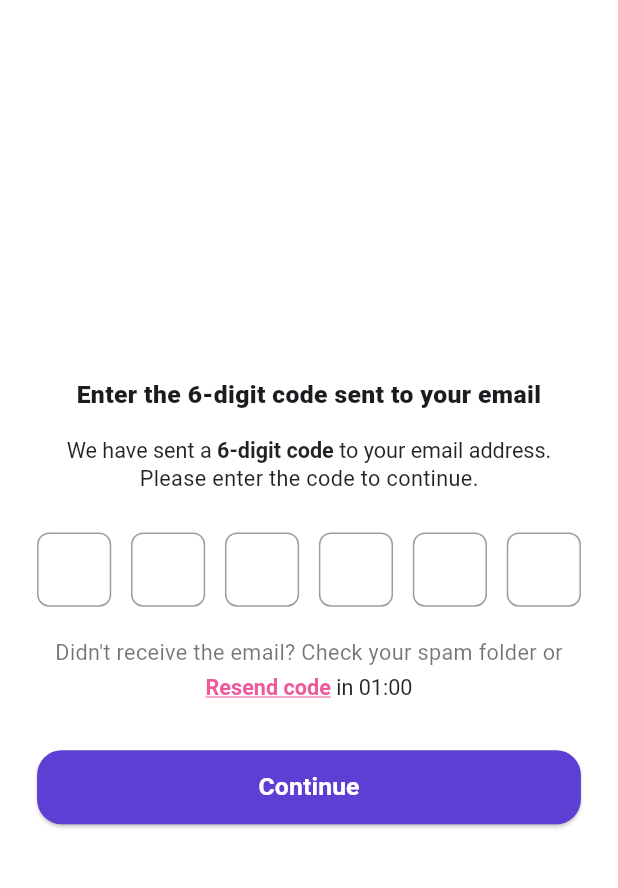
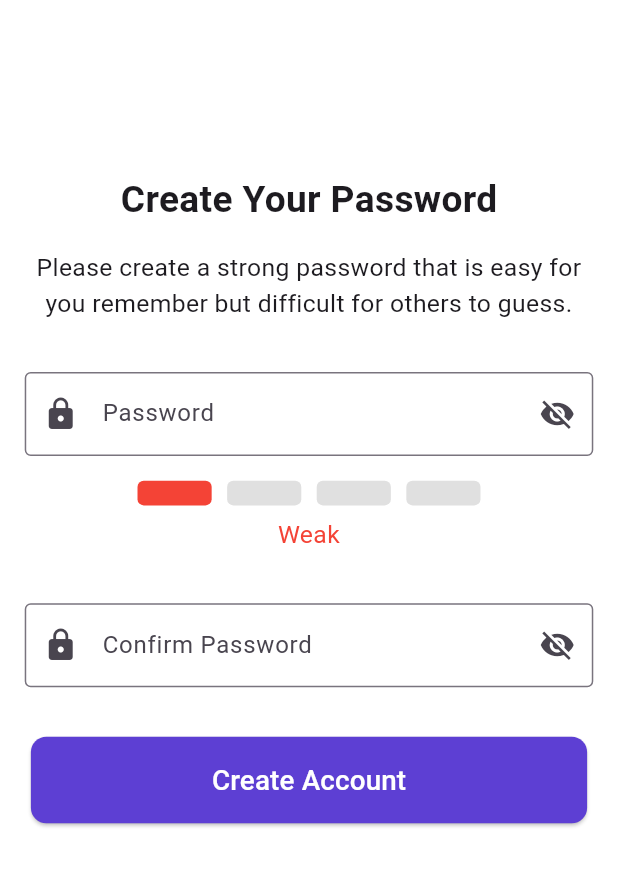
Before and after one commit to danyal99-kh/WisQu, a Flutter app: the ForgotPasswordScreen screen opened directly, after a tap on "Continue", on a phone screen of 412 x 824 dp, the part 59-947 px from its top. Run offline on Flutter 3.47's test engine with Material 3 defaults, Android fonts, the light colour scheme and no system bars.

Commit message:
rest pass screen

```diff
--- a/lib/screens/ForgotPasswordScreen.dart
+++ b/lib/screens/ForgotPasswordScreen.dart
@@ -1,6 +1,7 @@
 // ignore_for_file: file_names
 import 'package:flutter/material.dart';
 import 'package:flutter/gestures.dart';
+import 'package:wisqu/screens/confrimPasswordScreen.dart';
 import 'package:wisqu/screens/home_screen.dart'; // برای TapGestureRecognizer
 
 class ForgotPasswordScreen extends StatefulWidget {
@@ -206,7 +207,12 @@ class _ForgotPasswordScreenState extends State<ForgotPasswordScreen> {
               height: screenHeight * 0.06, // 6% ارتفاع صفحه
               child: ElevatedButton(
                 onPressed: () {
-                  // Handle continue
+                  Navigator.push(
+                    context,
+                    MaterialPageRoute(
+                      builder: (context) => CreatePasswordScreen(),
+                    ),
+                  );
                 },
                 style: ElevatedButton.styleFrom(
                   minimumSize: Size(double.infinity, screenHeight * 0.06),
--- /dev/null
+++ b/lib/screens/confrimPasswordScreen.dart
@@ -0,0 +1,255 @@
+import 'package:flutter/material.dart';
+import 'package:wisqu/screens/home_screen.dart';
+
+class CreatePasswordScreen extends StatefulWidget {
+  const CreatePasswordScreen({super.key});
+
+  @override
+  // ignore: library_private_types_in_public_api
+  _CreatePasswordScreenState createState() => _CreatePasswordScreenState();
+}
+
+class _CreatePasswordScreenState extends State<CreatePasswordScreen> {
+  final TextEditingController _passwordController = TextEditingController();
+  final TextEditingController _confirmPasswordController =
+      TextEditingController();
+  double _strengthLevel = 0.0; // 0: ضعیف, 1: متوسط, 2: خوب, 3: خیلی قوی
+  String? _confirmPasswordError;
+  bool _isPasswordVisible = false;
+  bool _isConfirmPasswordVisible = false;
+
+  void _updateProgress(String password) {
+    print('Password entered: $password'); // دیباگ برای چک کردن ورودی
+    setState(() {
+      if (password.length < 8) {
+        _strengthLevel = 0.0; // ضعیف
+      } else {
+        if (password.contains(RegExp(r'[A-Z]'))) {
+          if (password.contains(RegExp(r'[0-9]'))) {
+            if (password.contains(RegExp(r'[!@#\$%^&*]'))) {
+              _strengthLevel = 3.0; // خیلی قوی
+            } else {
+              _strengthLevel = 2.0; // خوب
+            }
+          } else {
+            _strengthLevel = 1.0; // متوسط
+          }
+        } else if (password.contains(RegExp(r'[0-9]')) &&
+            password.contains(RegExp(r'[!@#\$%^&*]'))) {
+          _strengthLevel =
+              2.0; // خوب (حرف بزرگ الزامی نیست اگه عدد و علامت باشه)
+        } else {
+          _strengthLevel = 0.0; // ضعیف
+        }
+      }
+    });
+  }
+
+  void _validateConfirmPassword(String confirmPassword) {
+    setState(() {
+      if (confirmPassword.isNotEmpty &&
+          confirmPassword != _passwordController.text) {
+        _confirmPasswordError = 'Passwords do not match';
+      } else {
+        _confirmPasswordError = null;
+      }
+    });
+  }
+
+  @override
+  void dispose() {
+    _passwordController.dispose();
+    _confirmPasswordController.dispose();
+    super.dispose();
+  }
+
+  @override
+  Widget build(BuildContext context) {
+    final screenWidth = MediaQuery.of(context).size.width;
+    final screenHeight = MediaQuery.of(context).size.height;
+
+    return Scaffold(
+      resizeToAvoidBottomInset: true, // تنظیم خودکار با کیبورد
+      appBar: AppBar(
+        backgroundColor: Colors.white,
+        leading: IconButton(
+          icon: const Icon(Icons.close),
+          onPressed: () {
+            Navigator.push(
+              context,
+              MaterialPageRoute(builder: (context) => const HomeScreen()),
+            );
+          },
+        ),
+        title: const Text('auth.wisq.ai'),
+        actions: [IconButton(icon: const Icon(Icons.shield), onPressed: () {})],
+      ),
+      body: SingleChildScrollView(
+        child: Padding(
+          padding: EdgeInsets.all(screenWidth * 0.04),
+          child: Column(
+            mainAxisAlignment: MainAxisAlignment.center, // وسط‌چین عمودی
+            children: [
+              SizedBox(height: screenHeight * 0.1), // فاصله از بالا برای تعادل
+              Text(
+                'Create Your Password',
+                style: TextStyle(
+                  fontSize: screenWidth * 0.06,
+                  fontWeight: FontWeight.bold,
+                ),
+              ),
+              SizedBox(height: screenHeight * 0.02),
+              Text(
+                'Please create a strong password that is easy for you remember but difficult for others to guess.',
+                textAlign: TextAlign.center,
+                style: TextStyle(fontSize: screenWidth * 0.04),
+              ),
+              SizedBox(height: screenHeight * 0.04),
+              TextField(
+                controller: _passwordController,
+                textAlign: TextAlign.center,
+                decoration: InputDecoration(
+                  labelText: 'Password',
+                  prefixIcon: Icon(Icons.lock),
+                  suffixIcon: IconButton(
+                    icon: Icon(
+                      _isPasswordVisible
+                          ? Icons.visibility
+                          : Icons.visibility_off,
+                    ),
+                    onPressed: () {
+                      setState(() {
+                        _isPasswordVisible = !_isPasswordVisible;
+                      });
+                    },
+                  ),
+                  border: OutlineInputBorder(),
+                ),
+                obscureText: !_isPasswordVisible,
+                onChanged: (value) => _updateProgress(value),
+              ),
+              SizedBox(height: screenHeight * 0.02),
+              Row(
+                mainAxisAlignment: MainAxisAlignment.center,
+                children: [
+                  Container(
+                    width: screenWidth * 0.12,
+                    height: screenHeight * 0.02,
+                    decoration: BoxDecoration(
+                      color: _strengthLevel >= 0.0
+                          ? Colors.red
+                          : Colors.grey[300],
+                      borderRadius: BorderRadius.circular(screenWidth * 0.01),
+                    ),
+                  ),
+                  SizedBox(width: screenWidth * 0.025),
+                  Container(
+                    width: screenWidth * 0.12,
+                    height: screenHeight * 0.02,
+                    decoration: BoxDecoration(
+                      color: _strengthLevel >= 1.0
+                          ? Colors.yellow
+                          : Colors.grey[300],
+                      borderRadius: BorderRadius.circular(screenWidth * 0.01),
+                    ),
+                  ),
+                  SizedBox(width: screenWidth * 0.025),
+                  Container(
+                    width: screenWidth * 0.12,
+                    height: screenHeight * 0.02,
+                    decoration: BoxDecoration(
+                      color: _strengthLevel >= 2.0
+                          ? Colors.green
+                          : Colors.grey[300],
+                      borderRadius: BorderRadius.circular(screenWidth * 0.01),
+                    ),
+                  ),
+                  SizedBox(width: screenWidth * 0.025),
+                  Container(
+                    width: screenWidth * 0.12,
+                    height: screenHeight * 0.02,
+                    decoration: BoxDecoration(
+                      color: _strengthLevel >= 3.0
+                          ? Colors.green[700]!
+                          : Colors.grey[300],
+                      borderRadius: BorderRadius.circular(screenWidth * 0.01),
+                    ),
+                  ),
+                ],
+              ),
+              SizedBox(height: screenHeight * 0.01),
+              Text(
+                _strengthLevel == 0.0
+                    ? 'Weak'
+                    : _strengthLevel == 1.0
+                    ? 'Medium'
+                    : _strengthLevel == 2.0
+                    ? 'Good'
+                    : 'Very Strong',
+                style: TextStyle(
+                  color: _strengthLevel == 0.0
+                      ? Colors.red
+                      : _strengthLevel == 1.0
+                      ? Colors.yellow
+                      : _strengthLevel == 2.0
+                      ? Colors.green
+                      : Colors.green[700],
+                  fontSize: screenWidth * 0.04,
+                ),
+                textAlign: TextAlign.center,
+              ),
+              SizedBox(height: screenHeight * 0.04),
+              TextField(
+                controller: _confirmPasswordController,
+                textAlign: TextAlign.center,
+                decoration: InputDecoration(
+                  labelText: 'Confirm Password',
+                  prefixIcon: Icon(Icons.lock),
+                  suffixIcon: IconButton(
+                    icon: Icon(
+                      _isConfirmPasswordVisible
+                          ? Icons.visibility
+                          : Icons.visibility_off,
+                    ),
+                    onPressed: () {
+                      setState(() {
+                        _isConfirmPasswordVisible = !_isConfirmPasswordVisible;
+                      });
+                    },
+                  ),
+                  border: OutlineInputBorder(),
+                  errorText: _confirmPasswordError,
+                ),
+                obscureText: !_isConfirmPasswordVisible,
+                onChanged: (value) => _validateConfirmPassword(value),
+              ),
+              SizedBox(height: screenHeight * 0.04),
+              ElevatedButton(
+                onPressed: () {
+                  if (_confirmPasswordError == null && _strengthLevel >= 2.0) {
+                    // اقدام برای ایجاد حساب
+                  }
+                },
+                style: ElevatedButton.styleFrom(
+                  backgroundColor: const Color.fromRGBO(93, 63, 211, 1),
+                  minimumSize: Size(screenWidth * 0.9, screenHeight * 0.07),
+                  shape: RoundedRectangleBorder(
+                    borderRadius: BorderRadius.circular(screenWidth * 0.025),
+                  ),
+                ),
+                child: Text(
+                  'Create Account',
+                  style: TextStyle(
+                    fontSize: screenWidth * 0.045,
+                    color: Colors.white,
+                  ),
+                ),
+              ),
+              SizedBox(height: screenHeight * 0.1), // فاصله از پایین برای تعادل
+            ],
+          ),
+        ),
+      ),
+    );
+  }
+}
```
